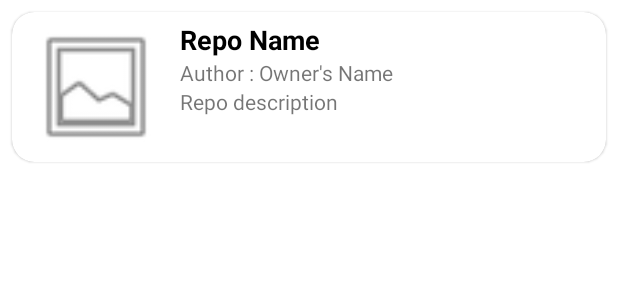
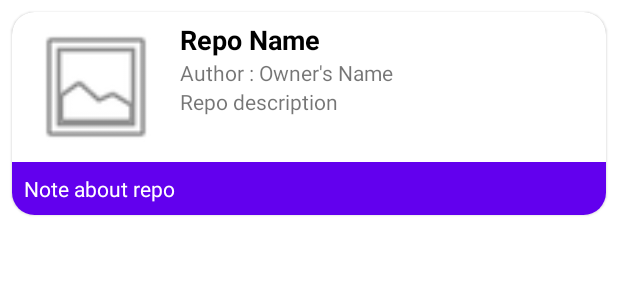
Before and after one commit to shahsamir97/TherapTask, an Android app: the layout repo_layout.xml on its own in the app's theme, with its tools: preview values and no code run, on a phone screen of 412 x 824 dp. Shown: the top 300 px of the screen. Run offline under Robolectric (Android 15) with nearby library versions, the phone set to English and light mode, and no system bars.

Commit message:
add note to repo implementation done

```diff
--- a/app/src/main/java/com/apps/therapassignment/database/NotesDao.kt
+++ b/app/src/main/java/com/apps/therapassignment/database/NotesDao.kt
@@ -10,7 +10,7 @@ import androidx.room.Update
 interface NotesDao {
 
     @Insert(onConflict = OnConflictStrategy.REPLACE)
-    fun insertNote(note: Note)
+    fun insertNote(note: Note) : Long
 
     @Query("SELECT * FROM note WHERE repoId IN (:repoIds)")
     fun loadAllNotesByIds(repoIds: IntArray): List<Note>
--- a/app/src/main/java/com/apps/therapassignment/ui/addnote/AddNoteViewModelFactory.kt
+++ b/app/src/main/java/com/apps/therapassignment/ui/addnote/AddNoteViewModelFactory.kt
@@ -2,12 +2,13 @@ package com.apps.therapassignment.ui.addnote
 
 import androidx.lifecycle.ViewModel
 import androidx.lifecycle.ViewModelProvider
+import com.apps.therapassignment.database.Note
 import com.apps.therapassignment.ui.repolist.RepoListViewModel
 
-class AddNoteViewModelFactory(private val noteId:Int, private val addNoteRepo: AddNoteRepo): ViewModelProvider.Factory {
+class AddNoteViewModelFactory(private val note:Note, private val addNoteRepo: AddNoteRepo): ViewModelProvider.Factory {
     override fun <T : ViewModel?> create(modelClass: Class<T>): T {
         if (modelClass.isAssignableFrom(AddNoteViewModel::class.java))
-            return AddNoteViewModel(noteId, addNoteRepo) as T
+            return AddNoteViewModel(note, addNoteRepo) as T
         throw IllegalArgumentException("Unknown ViewModel class")
     }
 
--- a/app/src/main/java/com/apps/therapassignment/ui/repolist/RepoListViewModel.kt
+++ b/app/src/main/java/com/apps/therapassignment/ui/repolist/RepoListViewModel.kt
@@ -20,11 +20,8 @@ class RepoListViewModel(private val repo: RepoListRepository): ViewModel() {
     val repoList: LiveData<Pair<List<Repository>, List<Note>>>
     get() = _repoList
 
-    init {
-        fetchFacebookRepos()
-    }
 
-    private fun fetchFacebookRepos(){
+     fun fetchFacebookRepos(){
         viewModelScope.launch {
             try {
                 val response = repo.getFacebookRepos()
--- a/app/src/main/res/drawable/rounded_highlighted_corner.xml
+++ b/app/src/main/res/drawable/rounded_highlighted_corner.xml
@@ -3,7 +3,7 @@
         <shape>
             <stroke
                 android:width="8dp"
-                android:color="@android:color/holo_green_dark" />
+                android:color="@color/purple_500" />
             <corners android:radius="10dp" />
         </shape>
     </item>
--- a/app/src/main/res/layout/repo_layout.xml
+++ b/app/src/main/res/layout/repo_layout.xml
@@ -7,8 +7,12 @@
     android:layout_margin="@dimen/card_margin"
     app:cardCornerRadius="@dimen/card_radius">
 
+    <LinearLayout
+        android:id="@+id/cardLayout"
+        android:layout_width="match_parent"
+        android:layout_height="match_parent"
+        android:orientation="vertical">
         <androidx.constraintlayout.widget.ConstraintLayout
-        android:id="@+id/cardLayout"
             android:layout_width="match_parent"
             android:layout_height="100dp"
             android:padding="@dimen/card_padding">
@@ -57,4 +61,18 @@
                 tools:text="@string/repo_description"/>
         </androidx.constraintlayout.widget.ConstraintLayout>
 
+
+        <TextView
+            android:id="@+id/noteTextView"
+            android:layout_width="match_parent"
+            android:layout_height="wrap_content"
+            android:text="@string/note_about_repo"
+            android:padding="@dimen/text_view_padding"
+            android:background="@color/purple_500"
+            android:textColor="@android:color/white"
+            android:maxLines="3"
+            android:ellipsize="end"/>
+
+    </LinearLayout>
+
 </com.google.android.material.card.MaterialCardView>
--- a/app/src/main/res/navigation/nav_graph.xml
+++ b/app/src/main/res/navigation/nav_graph.xml
@@ -20,11 +20,7 @@
         android:label="Add Note"
         tools:layout="@layout/fragment_add_note" >
         <argument
-            android:name="noteId"
-            app:argType="integer" />
-        <argument
             android:name="note"
-            app:argType="string"
-            app:nullable="true" />
+            app:argType="com.apps.therapassignment.database.Note" />
     </fragment>
 </navigation>
--- a/app/src/main/res/values/dimen.xml
+++ b/app/src/main/res/values/dimens.xml
@@ -1,5 +1,6 @@
 <?xml version="1.0" encoding="utf-8"?>
 <resources>
+    <dimen name="text_view_padding">8dp</dimen>
     <dimen name="card_margin">8dp</dimen>
     <dimen name="layout_padding">16dp</dimen>
     <dimen name="card_radius">15dp</dimen>
--- a/app/src/main/res/values/strings.xml
+++ b/app/src/main/res/values/strings.xml
@@ -6,4 +6,5 @@
     <string name="repo_description">Repo description</string>
     <string name="write_note_here">Write note here</string>
     <string name="save">Save</string>
+    <string name="note_about_repo">Note about repo</string>
 </resources>
```
Also changed, not shown: app/src/main/java/com/apps/therapassignment/database/Note.kt (+5 -2 lines), app/src/main/java/com/apps/therapassignment/ui/addnote/AddNoteFragment.kt (+23 -5 lines), app/src/main/java/com/apps/therapassignment/ui/addnote/AddNoteRepo.kt (+5 -3 lines), app/src/main/java/com/apps/therapassignment/ui/addnote/AddNoteViewModel.kt (+18 -2 lines), app/src/main/java/com/apps/therapassignment/ui/repolist/RepoListAdapter.kt (+9 -2 lines), app/src/main/java/com/apps/therapassignment/ui/repolist/RepoListFragment.kt (+13 -8 lines). Lines whose indentation alone changed are shown as unchanged.
